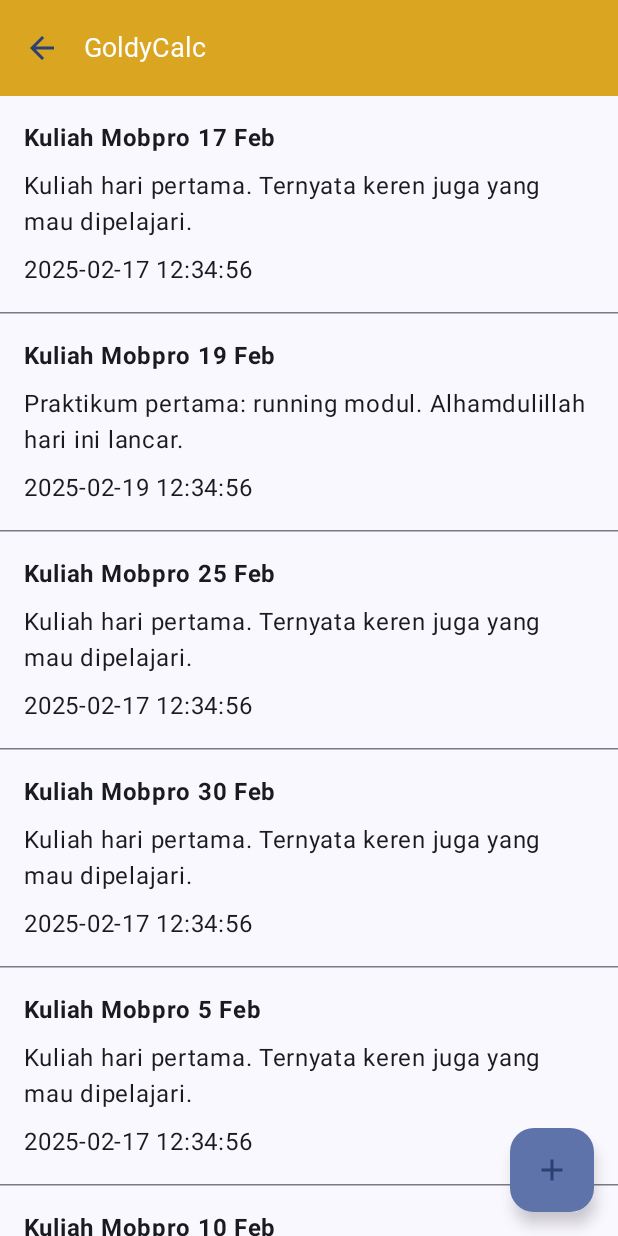
After one commit to Toony15/fathoni_goldycalc, an Android app built with Jetpack Compose: the NoteScreen screen opened through its navigation route, on a phone screen of 412 x 824 dp. The commit adds this screen. Run offline under Robolectric (Android 15) with nearby library versions, the phone set to English and light mode, and no system bars; Roboto replaces fonts that are not available here.

Commit message:
GoldyCalc Scrolable List

```diff
--- /dev/null
+++ b/app/src/main/java/com/toni/goldycalc/model/Catatan.kt
@@ -0,0 +1,8 @@
+package com.toni.goldycalc.model
+
+data class Catatan(
+    val  id : Long,
+    val  judul : String,
+    val  catatan : String,
+    val  tanggal : String,
+)
--- a/app/src/main/java/com/toni/goldycalc/navigation/NavGraph.kt
+++ b/app/src/main/java/com/toni/goldycalc/navigation/NavGraph.kt
@@ -7,6 +7,7 @@ import androidx.navigation.compose.composable
 import androidx.navigation.compose.rememberNavController
 import com.toni.goldycalc.ui.screen.AboutGoldyScreen
 import com.toni.goldycalc.ui.screen.MainScreen
+import com.toni.goldycalc.ui.screen.NoteScreen
 
 @Composable
 fun SetupNavbarGraph(navController: NavHostController = rememberNavController()) {
@@ -20,6 +21,9 @@ fun SetupNavbarGraph(navController: NavHostController = rememberNavController())
         composable(route = Screen.About.route) {
             AboutGoldyScreen(navController)
         }
+        composable(route = Screen.Note.route) {
+            NoteScreen(navController)
+        }
     }
 
 }
--- a/app/src/main/java/com/toni/goldycalc/navigation/Screen.kt
+++ b/app/src/main/java/com/toni/goldycalc/navigation/Screen.kt
@@ -3,4 +3,5 @@
     sealed class Screen (val route: String) {
         data object  Home:Screen("mainScreen")
         data object About: Screen("aboutgoldyscreen")
+        data object Note: Screen("NoteScreen")
     }
--- a/app/src/main/java/com/toni/goldycalc/ui/screen/AboutGoldyScreen.kt
+++ b/app/src/main/java/com/toni/goldycalc/ui/screen/AboutGoldyScreen.kt
@@ -1,13 +1,7 @@
 package com.toni.goldycalc.ui.screen
 
 import androidx.compose.foundation.Image
-import androidx.compose.foundation.content.MediaType.Companion.Image
 import androidx.compose.foundation.interaction.collectIsFocusedAsState
-import androidx.compose.runtime.mutableStateOf
-import androidx.compose.runtime.remember
-import androidx.compose.runtime.getValue
-import androidx.compose.runtime.setValue
-
 import androidx.compose.foundation.layout.Column
 import androidx.compose.foundation.layout.Spacer
 import androidx.compose.foundation.layout.fillMaxWidth
@@ -28,14 +22,15 @@ import androidx.compose.material3.TextFieldDefaults
 import androidx.compose.material3.TopAppBar
 import androidx.compose.material3.TopAppBarDefaults
 import androidx.compose.runtime.Composable
+import androidx.compose.runtime.getValue
 import androidx.compose.runtime.mutableStateOf
 import androidx.compose.runtime.remember
+import androidx.compose.runtime.setValue
 import androidx.compose.ui.Alignment
 import androidx.compose.ui.Modifier
 import androidx.compose.ui.graphics.Color
 import androidx.compose.ui.res.painterResource
 import androidx.compose.ui.res.stringResource
-import androidx.compose.ui.test.isFocused
 import androidx.compose.ui.text.input.TextFieldValue
 import androidx.compose.ui.text.style.TextAlign
 import androidx.compose.ui.unit.dp
@@ -47,10 +42,10 @@ import com.toni.goldycalc.R
 data class GoldItem(val name: String, val imageRes: Int)
 val dummyGoldList = listOf(
     GoldItem("1 gram", R.drawable.gold_1g),
-    GoldItem("1 gram", R.drawable.gold_3g),
+    GoldItem("3 gram", R.drawable.gold_3g),
     GoldItem("5 gram", R.drawable.gold_5g),
     GoldItem("10 gram", R.drawable.gold_10g),
-    GoldItem("1 gram", R.drawable.gold_25g),
+    GoldItem("25 gram", R.drawable.gold_25g),
 
 )
 @OptIn(ExperimentalMaterial3Api::class)
--- a/app/src/main/java/com/toni/goldycalc/ui/screen/MainScreen.kt
+++ b/app/src/main/java/com/toni/goldycalc/ui/screen/MainScreen.kt
@@ -1,4 +1,5 @@
 package com.toni.goldycalc.ui.screen
+import androidx.compose.foundation.clickable
 import androidx.compose.foundation.interaction.MutableInteractionSource
 import androidx.compose.foundation.interaction.collectIsFocusedAsState
 import androidx.compose.foundation.layout.Arrangement
@@ -10,6 +11,7 @@ import androidx.compose.foundation.shape.RoundedCornerShape
 import androidx.compose.foundation.text.KeyboardOptions
 import androidx.compose.material.icons.Icons
 import androidx.compose.material.icons.filled.Info
+import androidx.compose.material.icons.outlined.AddCircle
 import androidx.compose.material.icons.outlined.KeyboardArrowRight
 import androidx.compose.material3.ButtonDefaults
 import androidx.compose.material3.ExperimentalMaterial3Api
@@ -31,9 +33,11 @@ import androidx.compose.ui.Alignment
 import androidx.compose.ui.Modifier
 import androidx.compose.ui.graphics.Color
 import androidx.compose.ui.res.stringResource
+import androidx.compose.ui.text.font.FontWeight
 import androidx.compose.ui.text.input.ImeAction
 import androidx.compose.ui.text.input.KeyboardType
 import androidx.compose.ui.text.style.TextAlign
+import androidx.compose.ui.text.style.TextOverflow
 import androidx.compose.ui.tooling.preview.Preview
 import androidx.compose.ui.unit.dp
 import androidx.navigation.NavController
@@ -42,6 +46,7 @@ import androidx.navigation.compose.NavHost
 import androidx.navigation.compose.composable
 import androidx.navigation.compose.rememberNavController
 import com.toni.goldycalc.R
+import com.toni.goldycalc.model.Catatan
 import com.toni.goldycalc.navigation.Screen
 import com.toni.goldycalc.ui.theme.GoldyCalcTheme
 
@@ -71,7 +76,17 @@ fun MainScreen(navController: NavHostController) {
                             tint = MaterialTheme.colorScheme.primary
                         )
                     }
+                    IconButton(onClick = { navController.navigate(Screen.Note.route) }) {
+                        Icon(
+                            imageVector = Icons.Outlined.AddCircle,
+                            contentDescription = stringResource(R.string.Tambah_Catatan),
+                            tint = MaterialTheme.colorScheme.primary
+                        )
+                    }
                 }
+
+
+
             )
         }
     ) { innerPadding ->
@@ -178,6 +193,7 @@ fun ScreenContent(modifier: Modifier = Modifier) {
 
     }
 }
+
 @Preview(showBackground = true)
 @Composable
 fun MainAppPreview() {
--- /dev/null
+++ b/app/src/main/java/com/toni/goldycalc/ui/screen/MainViewModel.kt
@@ -0,0 +1,49 @@
+package com.toni.goldycalc.ui.screen
+
+import androidx.lifecycle.ViewModel
+import com.toni.goldycalc.model.Catatan
+
+
+
+
+    class MainViewModel : ViewModel() {
+        val  data = listOf(
+            Catatan (
+                1,
+                "Kuliah Mobpro 17 Feb",
+                "Kuliah hari pertama. Ternyata keren juga yang mau dipelajari.", "2025-02-17 12:34:56"
+            ),
+            Catatan (
+                2,
+                "Kuliah Mobpro 19 Feb",
+                "Praktikum pertama: running modul. Alhamdulillah hari ini lancar.",
+                "2025-02-19 12:34:56"
+            ),
+            Catatan (
+                3,
+                "Kuliah Mobpro 25 Feb",
+                "Kuliah hari pertama. Ternyata keren juga yang mau dipelajari.",
+                "2025-02-17 12:34:56"
+            ),
+            Catatan (
+                1,
+                "Kuliah Mobpro 30 Feb",
+                "Kuliah hari pertama. Ternyata keren juga yang mau dipelajari.",
+                "2025-02-17 12:34:56"
+            ),
+            Catatan (
+                1,
+                "Kuliah Mobpro 5 Feb",
+                "Kuliah hari pertama. Ternyata keren juga yang mau dipelajari.",
+                "2025-02-17 12:34:56"
+            ),
+            Catatan (
+                1,
+                "Kuliah Mobpro 10 Feb",
+                "Kuliah hari pertama. Ternyata keren juga yang mau dipelajari.",
+                "2025-02-17 12:34:56"
+            ),
+
+
+            )
+    }
--- /dev/null
+++ b/app/src/main/java/com/toni/goldycalc/ui/screen/NoteScreen.kt
@@ -0,0 +1,158 @@
+package com.toni.goldycalc.ui.screen
+
+import android.annotation.SuppressLint
+import android.widget.Toast
+import androidx.compose.foundation.clickable
+import androidx.compose.foundation.layout.Arrangement
+import androidx.compose.foundation.layout.Column
+import androidx.compose.foundation.layout.PaddingValues
+import androidx.compose.foundation.layout.fillMaxSize
+import androidx.compose.foundation.layout.fillMaxWidth
+import androidx.compose.foundation.layout.padding
+import androidx.compose.foundation.lazy.LazyColumn
+import androidx.compose.foundation.lazy.items
+import androidx.compose.material.icons.Icons
+import androidx.compose.material.icons.automirrored.filled.ArrowBack
+import androidx.compose.material.icons.filled.Add
+import androidx.compose.material3.ExperimentalMaterial3Api
+import androidx.compose.material3.FloatingActionButton
+import androidx.compose.material3.HorizontalDivider
+import androidx.compose.material3.Icon
+import androidx.compose.material3.IconButton
+import androidx.compose.material3.MaterialTheme
+import androidx.compose.material3.Scaffold
+import androidx.compose.material3.Text
+import androidx.compose.material3.TopAppBar
+import androidx.compose.material3.TopAppBarDefaults
+import androidx.compose.runtime.Composable
+import androidx.compose.ui.Alignment
+import androidx.compose.ui.Modifier
+import androidx.compose.ui.graphics.Color
+import androidx.compose.ui.platform.LocalContext
+import androidx.compose.ui.res.stringResource
+import androidx.compose.ui.text.font.FontWeight
+import androidx.compose.ui.text.style.TextOverflow
+import androidx.compose.ui.tooling.preview.Preview
+import androidx.compose.ui.unit.dp
+import androidx.lifecycle.viewmodel.compose.viewModel
+import androidx.navigation.NavHostController
+import androidx.navigation.compose.rememberNavController
+import com.toni.goldycalc.R
+import com.toni.goldycalc.model.Catatan
+import com.toni.goldycalc.ui.theme.GoldyCalcTheme
+
+@OptIn(ExperimentalMaterial3Api::class)
+@Composable
+fun NoteScreen(navController: NavHostController) {
+    val context = LocalContext.current
+
+    Scaffold(
+        topBar = {
+            TopAppBar(
+                title = {
+                    Text(
+                        text = "GoldyCalc",
+                        style = MaterialTheme.typography.headlineSmall
+                    )
+                },
+                colors = TopAppBarDefaults.mediumTopAppBarColors(
+                    containerColor = Color(0xFFDAA520),
+                    titleContentColor = Color.White,
+                ),
+                navigationIcon = {
+                    IconButton(onClick = { navController.popBackStack() }) {
+                        Icon(
+                            imageVector = Icons.AutoMirrored.Filled.ArrowBack,
+                            contentDescription = stringResource(R.string.Kembali),
+                            tint = MaterialTheme.colorScheme.primary
+                        )
+                    }
+                }
+            )
+        },
+        floatingActionButton = {
+            FloatingActionButton(onClick = {
+                Toast.makeText(context, R.string.belum_bisa, Toast.LENGTH_SHORT).show()
+            }) {
+                Icon(
+                    imageVector = Icons.Filled.Add,
+                    contentDescription = stringResource(R.string.belum_bisa),
+                    tint = MaterialTheme.colorScheme.primary
+                )
+            }
+        }
+    ) { innerPadding ->
+        NoteContent(Modifier.padding(innerPadding))
+    }
+}
+
+
+@SuppressLint("StringFormatInvalid")
+@Composable
+fun NoteContent(modifier: Modifier) {
+    val viewModel:MainViewModel = viewModel()
+    val  data = viewModel.data
+
+    if (data.isEmpty()) {
+        Column(
+            modifier = modifier.fillMaxSize().padding(16.dp),
+            verticalArrangement = Arrangement.Center,
+            horizontalAlignment = Alignment.CenterHorizontally
+        ) {
+            Text(text = stringResource(id = R.string.list_kosong))
+        }
+
+    }else {
+        LazyColumn (
+            modifier = modifier.fillMaxSize(),
+            contentPadding = PaddingValues(bottom = 84.dp)
+        ){
+            items(data) {
+                val context = LocalContext.current
+
+                ListItem(catatan = it) {
+                    val pesan =context.getString(R.string.x_diklik,it.judul)
+                    Toast.makeText(context,pesan,Toast.LENGTH_SHORT).show()
+                }
+                HorizontalDivider()
+            }
+        }
+    }
+
+
+
+}
+@Composable
+fun ListItem(catatan: Catatan, onClick: () -> Unit) {
+    Column (
+        modifier = Modifier.fillMaxWidth().clickable { onClick() }  .padding(16.dp),
+        verticalArrangement = Arrangement.spacedBy(8.dp)
+    ) {
+        Text(
+            text = catatan.judul,
+            maxLines = 1,
+            overflow = TextOverflow.Ellipsis,
+            fontWeight = FontWeight.Bold
+        )
+        Text(
+            text = catatan.catatan,
+            maxLines = 2,
+            overflow = TextOverflow.Ellipsis
+        )
+        Text(
+            text = catatan.tanggal,
+            maxLines = 3,
+            overflow = TextOverflow.Ellipsis
+        )
+    }
+}
+
+
+
+@Preview(showBackground = true)
+@Composable
+fun NotePreview() {
+    GoldyCalcTheme {
+        NoteScreen(rememberNavController())
+    }
+}
--- a/app/src/main/res/values/strings.xml
+++ b/app/src/main/res/values/strings.xml
@@ -3,4 +3,8 @@
     <string name="Hitung_Emas">" "</string>
     <string name="penjelasan">" Helps You prepare your Gold Investment "</string>
     <string name="Kembali">" Kembali"</string>
+    <string name="Tambah_Catatan">" Catat Rencana anda"</string>
+    <string name="list_kosong">Belum ada catatan</string>
+    <string name="x_diklik">1$s diklik!</string>
+    <string name="belum_bisa">Belum bisa tambah catatan.</string>
 </resources>
```
Also changed, not shown: app/build.gradle.kts (+11 -7 lines), gradle/libs.versions.toml (+17 -0 lines).
